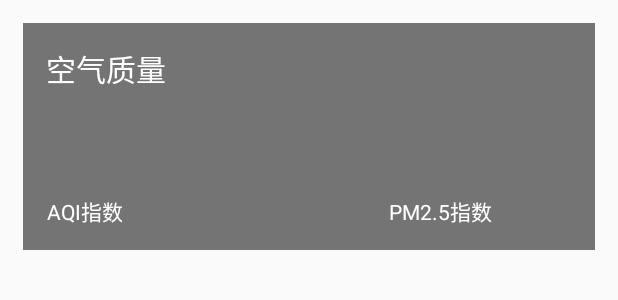
After one commit to XjrGit/coolweather, an Android app: the layout aqi.xml on its own in the app's theme, with its tools: preview values and no code run, on a phone screen of 412 x 824 dp. The commit adds this screen. Shown: the top 300 px of the screen. Run offline under Robolectric (Android 15) with nearby library versions, the phone set to English and light mode, and no system bars.

Commit message:
和风天气的对接及相应数据的添加

```diff
--- a/app/build.gradle
+++ b/app/build.gradle
@@ -5,10 +5,10 @@ android {
     buildToolsVersion "25.0.1"
     defaultConfig {
         applicationId "cn.lygtc.coolweather"
-        minSdkVersion 17
+        minSdkVersion 15
         targetSdkVersion 25
         versionCode 1
-        versionName "1.0"
+        versionName "1.1"
         testInstrumentationRunner "android.support.test.runner.AndroidJUnitRunner"
     }
     buildTypes {
@@ -24,7 +24,7 @@ dependencies {
     androidTestCompile('com.android.support.test.espresso:espresso-core:2.2.2', {
         exclude group: 'com.android.support', module: 'support-annotations'
     })
-    compile 'com.android.support:appcompat-v7:25.0.1'
+    compile 'com.android.support:appcompat-v7:24.1.1'
     compile 'org.litepal.android:core:1.5.1'
     compile 'com.squareup.okhttp3:okhttp:3.8.0'
     compile 'com.google.code.gson:gson:2.8.0'
--- /dev/null
+++ b/app/src/main/res/layout/aqi.xml
@@ -0,0 +1,87 @@
+<?xml version="1.0" encoding="utf-8"?>
+<LinearLayout xmlns:android="http://schemas.android.com/apk/res/android"
+    android:orientation="vertical"
+    android:layout_width="match_parent"
+    android:layout_height="wrap_content"
+    android:layout_margin="15dp"
+    android:background="#8000">
+
+
+    <TextView
+        android:layout_width="wrap_content"
+        android:layout_height="wrap_content"
+        android:layout_marginLeft="15dp"
+        android:layout_marginTop="15dp"
+        android:text="空气质量"
+        android:textColor="#fff"
+        android:textSize="20sp"/>
+
+    <LinearLayout
+        android:layout_width="match_parent"
+        android:layout_height="wrap_content"
+        android:layout_margin="15dp">
+
+        <RelativeLayout
+            android:layout_width="0dp"
+            android:layout_height="match_parent"
+            android:layout_weight="1">
+
+            <LinearLayout
+                android:orientation="vertical"
+                android:layout_width="match_parent"
+                android:layout_height="wrap_content"
+                android:layout_centerInParent="true">
+
+
+                <TextView
+                    android:id="@+id/aqi_text"
+                    android:layout_width="wrap_content"
+                    android:layout_height="wrap_content"
+                    android:layout_gravity="center"
+                    android:textColor="#fff"
+                    android:textSize="40sp"/>
+
+
+
+                <TextView
+                    android:layout_width="wrap_content"
+                    android:layout_height="wrap_content"
+                    android:textColor="#fff"
+                    android:text="AQI指数"
+                    android:gravity="center"/>
+            </LinearLayout>
+        </RelativeLayout>
+
+
+        <RelativeLayout
+            android:layout_width="0dp"
+            android:layout_height="match_parent"
+            android:layout_weight="1">
+
+
+            <LinearLayout
+                android:orientation="vertical"
+                android:layout_width="match_parent"
+                android:layout_height="wrap_content"
+                android:layout_centerInParent="true">
+
+                <TextView
+                    android:id="@+id/pm25_text"
+                    android:layout_width="wrap_content"
+                    android:layout_height="wrap_content"
+                    android:layout_gravity="center"
+                    android:textColor="#fff"
+                    android:textSize="40sp" />
+
+
+                <TextView
+                    android:layout_width="wrap_content"
+                    android:layout_height="wrap_content"
+                    android:layout_gravity="center"
+                    android:textColor="#fff"
+                    android:text="PM2.5指数"/>
+            </LinearLayout>
+        </RelativeLayout>
+    </LinearLayout>
+
+</LinearLayout>
```
Also changed, not shown: app/src/main/java/cn/lygtc/coolweather/ChooseAreaActivity.java (deleted, +0 -11 lines), app/src/main/java/cn/lygtc/coolweather/ChooseAreaFragment.java (+6 -1 lines), app/src/main/java/cn/lygtc/coolweather/MainActivity.java (+10 -0 lines), app/src/main/java/cn/lygtc/coolweather/WeatherActivity.java (added, +171 -0 lines), app/src/main/java/cn/lygtc/coolweather/gson/Forecast.java (+15 -0 lines), app/src/main/java/cn/lygtc/coolweather/gson/Weather.java (added, +20 -0 lines), app/src/main/java/cn/lygtc/coolweather/jump.java (+9 -1 lines), app/src/main/java/cn/lygtc/coolweather/util/Utility.java (+18 -0 lines), app/src/main/res/layout/activity_jump.xml (+12 -3 lines), app/src/main/res/layout/activity_main.xml (+9 -0 lines), app/src/main/res/layout/activity_weather.xml (added, +35 -0 lines), app/src/main/res/layout/forecast.xml (added, +32 -0 lines), app/src/main/res/layout/forecast_item.xml (added, +47 -0 lines), app/src/main/res/layout/now.xml (added, +26 -0 lines), 2 more files.
